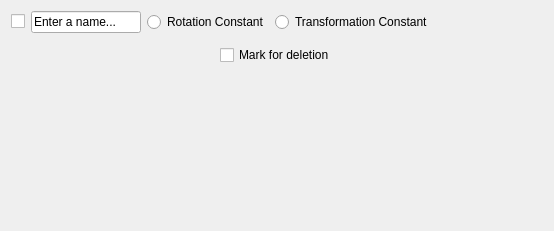
Before: the Qt Designer form GUI/L_System/Constants/constantEntryDeclaration.ui in Binyamin-Brion/L-System-Visualizer, drawn with Qt 5.
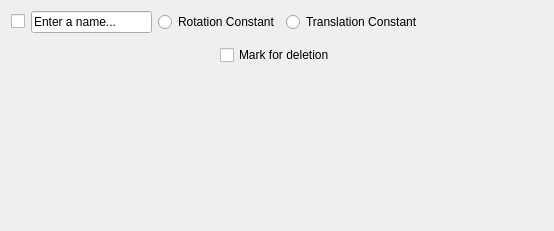
After: the same form once the commit is applied. Custom widgets are drawn as their Qt base class.

Commit message: - Minor GUI changes - Fixed bug in which checking a checkbox (Constant entry visible checkbox) resulted in a crash

Patch:
```diff
--- a/GUI/L_System/Constants/constantEntryDeclaration.ui
+++ b/GUI/L_System/Constants/constantEntryDeclaration.ui
@@ -40,7 +40,7 @@
      <item>
       <widget class="QRadioButton" name="transformationRadioButton">
        <property name="text">
-        <string>Transformation Constant</string>
+        <string>Translation Constant</string>
        </property>
       </widget>
      </item>
```
Left out of the diff: 2 changed lines with no effect on the pictures. The commit also changes 3 other files.
